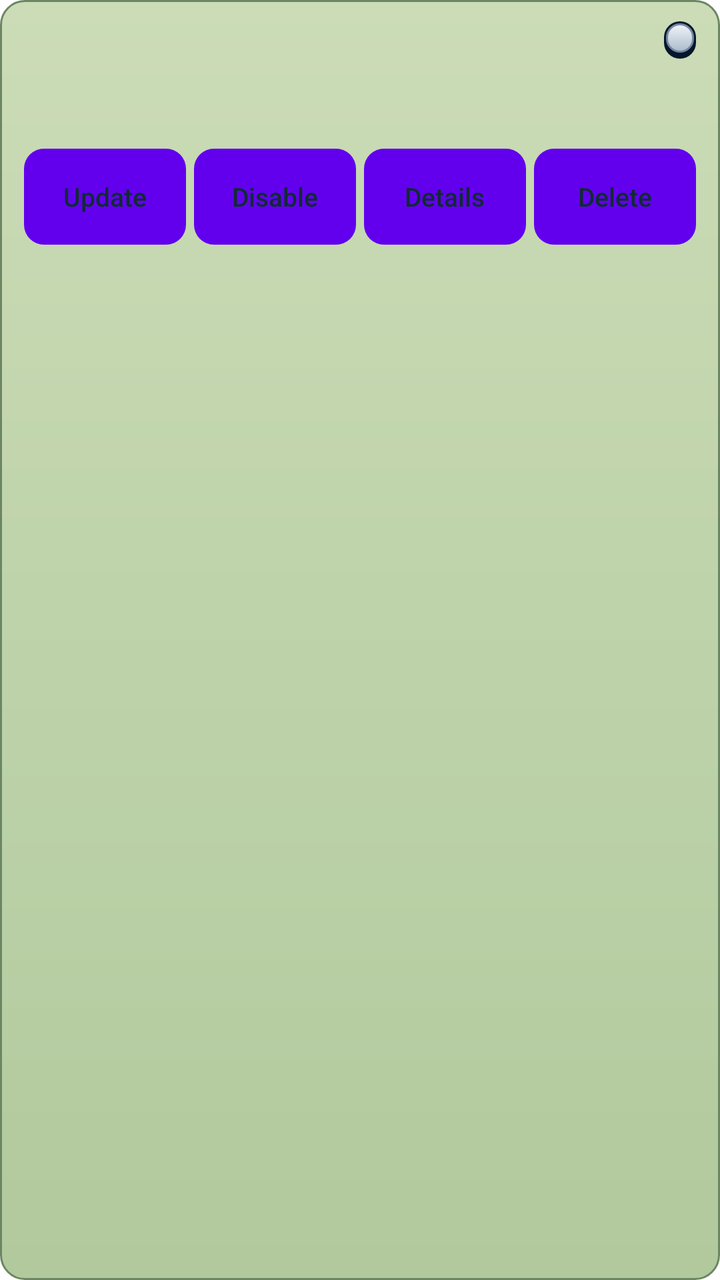
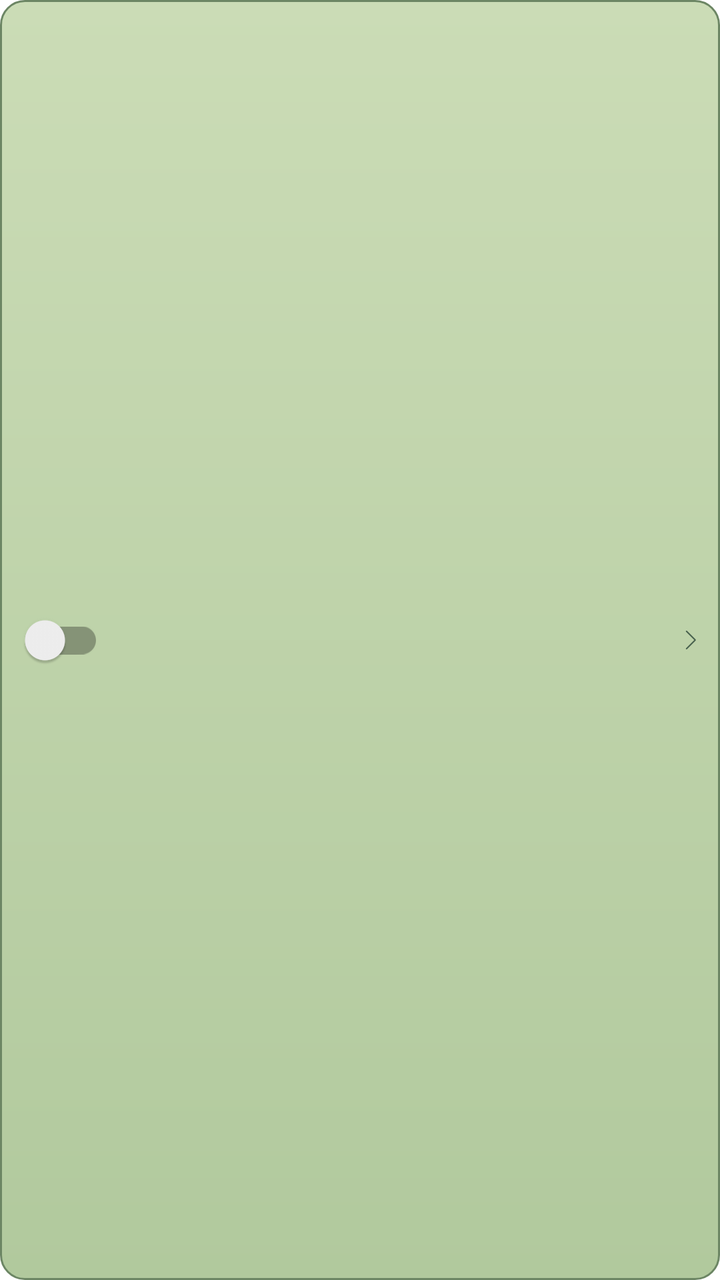

Before-and-after screenshots of an Android layout around one commit, followed by the original layout XML and the change that was made.
<!-- AndroidManifest.xml: fallback theme Theme.MaterialComponents.DayNight.NoActionBar -->
<!-- res/layout/wehavephones_addon_row.xml -->
<?xml version="1.0" encoding="utf-8"?>
<LinearLayout
    xmlns:android="http://schemas.android.com/apk/res/android"
    android:layout_width="match_parent"
    android:layout_height="wrap_content"
    android:layout_marginTop="6dp"
    android:background="@drawable/wehavephones_card_background"
    android:orientation="vertical"
    android:paddingLeft="12dp"
    android:paddingRight="12dp"
    android:paddingTop="10dp"
    android:paddingBottom="8dp">
    <LinearLayout
        android:layout_width="match_parent"
        android:layout_height="wrap_content"
        android:gravity="center_vertical"
        android:orientation="horizontal">
        <TextView
            android:id="@+id/TVAddonName"
            android:layout_width="0dp"
            android:layout_height="wrap_content"
            android:layout_weight="1"
            android:textColor="@color/wehavephones_text"
            android:textSize="15sp"
            android:textStyle="bold" />
        <TextView
            android:id="@+id/TVAddonStatus"
            android:layout_width="wrap_content"
            android:layout_height="wrap_content"
            android:background="@drawable/wehavephones_button_outline"
            android:paddingLeft="8dp"
            android:paddingRight="8dp"
            android:paddingTop="2dp"
            android:paddingBottom="2dp"
            android:textColor="@color/wehavephones_accent"
            android:textSize="11sp" />
    </LinearLayout>
    <TextView
        android:id="@+id/TVAddonMeta"
        android:layout_width="match_parent"
        android:layout_height="wrap_content"
        android:layout_marginTop="3dp"
        android:textColor="@color/wehavephones_text_dim"
        android:textSize="12sp" />
    <TextView
        android:id="@+id/TVAddonFolders"
        android:layout_width="match_parent"
        android:layout_height="wrap_content"
        android:layout_marginTop="2dp"
        android:textColor="@color/wehavephones_text_dim"
        android:textSize="11sp" />
    <TextView
        android:id="@+id/TVAddonAuto"
        android:layout_width="match_parent"
        android:layout_height="wrap_content"
        android:layout_marginTop="2dp"
        android:textColor="@color/wehavephones_accent"
        android:textSize="11sp"
        android:visibility="gone" />
    <LinearLayout
        android:layout_width="match_parent"
        android:layout_height="wrap_content"
        android:layout_marginTop="4dp"
        android:orientation="horizontal">
        <Button
            android:id="@+id/BTAddonUpdate"
            style="@style/WeHavePhonesButtonSmall"
            android:layout_width="0dp"
            android:layout_weight="1"
            android:text="@string/wehavephones_addons_update" />
        <Button
            android:id="@+id/BTAddonToggle"
            style="@style/WeHavePhonesButtonSmall"
            android:layout_width="0dp"
            android:layout_weight="1"
            android:layout_marginStart="4dp"
            android:text="@string/wehavephones_addons_disable" />
        <Button
            android:id="@+id/BTAddonDetails"
            style="@style/WeHavePhonesButtonSmall"
            android:layout_width="0dp"
            android:layout_weight="1"
            android:layout_marginStart="4dp"
            android:text="@string/wehavephones_addons_details" />
        <Button
            android:id="@+id/BTAddonDelete"
            style="@style/WeHavePhonesButtonSmall"
            android:layout_width="0dp"
            android:layout_weight="1"
            android:layout_marginStart="4dp"
            android:text="@string/wehavephones_addons_delete" />
    </LinearLayout>
</LinearLayout>
<!-- resources referenced by this layout -->
<resources>
  <color name="wehavephones_accent">#164C87</color>
  <string name="wehavephones_addons_delete">Delete</string>
  <string name="wehavephones_addons_details">Details</string>
  <string name="wehavephones_addons_disable">Disable</string>
  <!-- unchanged entries left out for length: 9 -->
</resources>

<!-- the commit's change to res/layout/wehavephones_addon_row.xml (unified diff, before → after) -->
@@ -3,91 +3,68 @@
     xmlns:android="http://schemas.android.com/apk/res/android"
     android:layout_width="match_parent"
     android:layout_height="wrap_content"
-    android:layout_marginTop="6dp"
+    android:layout_marginTop="4dp"
     android:background="@drawable/wehavephones_card_background"
-    android:orientation="vertical"
-    android:paddingLeft="12dp"
-    android:paddingRight="12dp"
-    android:paddingTop="10dp"
-    android:paddingBottom="8dp">
+    android:clickable="true"
+    android:focusable="true"
+    android:foreground="?android:attr/selectableItemBackground"
+    android:gravity="center_vertical"
+    android:minHeight="50dp"
+    android:orientation="horizontal"
+    android:paddingLeft="4dp"
+    android:paddingRight="8dp">
+    <androidx.appcompat.widget.SwitchCompat
+        android:id="@+id/SWAddonEnabled"
+        android:layout_width="wrap_content"
+        android:layout_height="wrap_content"
+        android:contentDescription="@string/wehavephones_addons_enabled_label"
+        android:minHeight="48dp" />
     <LinearLayout
-        android:layout_width="match_parent"
+        android:layout_width="0dp"
         android:layout_height="wrap_content"
-        android:gravity="center_vertical"
-        android:orientation="horizontal">
+        android:layout_marginStart="4dp"
+        android:layout_weight="1"
+        android:orientation="vertical"
+        android:paddingTop="4dp"
+        android:paddingBottom="4dp">
         <TextView
             android:id="@+id/TVAddonName"
-            android:layout_width="0dp"
+            android:layout_width="match_parent"
             android:layout_height="wrap_content"
-            android:layout_weight="1"
+            android:ellipsize="end"
+            android:maxLines="1"
             android:textColor="@color/wehavephones_text"
-            android:textSize="15sp"
+            android:textSize="14sp"
             android:textStyle="bold" />
         <TextView
-            android:id="@+id/TVAddonStatus"
-            android:layout_width="wrap_content"
+            android:id="@+id/TVAddonMeta"
+            android:layout_width="match_parent"
             android:layout_height="wrap_content"
-            android:background="@drawable/wehavephones_button_outline"
-            android:paddingLeft="8dp"
-            android:paddingRight="8dp"
-            android:paddingTop="2dp"
-            android:paddingBottom="2dp"
-            android:textColor="@color/wehavephones_accent"
-            android:textSize="11sp" />
+            android:ellipsize="end"
+            android:maxLines="1"
+            android:textColor="@color/wehavephones_text_dim"
+            android:textSize="12sp" />
     </LinearLayout>
+    <Button
+        android:id="@+id/BTAddonUpdate"
+        style="@style/WeHavePhonesButtonCompactPrimary"
+        android:layout_height="34dp"
+        android:layout_marginStart="8dp"
+        android:text="@string/wehavephones_addons_update"
+        android:visibility="gone" />
     <TextView
-        android:id="@+id/TVAddonMeta"
-        android:layout_width="match_parent"
+        android:id="@+id/TVAddonStatus"
+        android:layout_width="wrap_content"
         android:layout_height="wrap_content"
-        android:layout_marginTop="3dp"
-        android:textColor="@color/wehavephones_text_dim"
+        android:layout_marginStart="8dp"
+        android:drawablePadding="4dp"
+        android:maxLines="1"
         android:textSize="12sp" />
-    <TextView
-        android:id="@+id/TVAddonFolders"
-        android:layout_width="match_parent"
-        android:layout_height="wrap_content"
-        android:layout_marginTop="2dp"
-        android:textColor="@color/wehavephones_text_dim"
-        android:textSize="11sp" />
-    <TextView
-        android:id="@+id/TVAddonAuto"
-        android:layout_width="match_parent"
-        android:layout_height="wrap_content"
-        android:layout_marginTop="2dp"
-        android:textColor="@color/wehavephones_accent"
-        android:textSize="11sp"
-        android:visibility="gone" />
-    <LinearLayout
-        android:layout_width="match_parent"
-        android:layout_height="wrap_content"
-        android:layout_marginTop="4dp"
-        android:orientation="horizontal">
-        <Button
-            android:id="@+id/BTAddonUpdate"
-            style="@style/WeHavePhonesButtonSmall"
-            android:layout_width="0dp"
-            android:layout_weight="1"
-            android:text="@string/wehavephones_addons_update" />
-        <Button
-            android:id="@+id/BTAddonToggle"
-            style="@style/WeHavePhonesButtonSmall"
-            android:layout_width="0dp"
-            android:layout_weight="1"
-            android:layout_marginStart="4dp"
-            android:text="@string/wehavephones_addons_disable" />
-        <Button
-            android:id="@+id/BTAddonDetails"
-            style="@style/WeHavePhonesButtonSmall"
-            android:layout_width="0dp"
-            android:layout_weight="1"
-            android:layout_marginStart="4dp"
-            android:text="@string/wehavephones_addons_details" />
-        <Button
-            android:id="@+id/BTAddonDelete"
-            style="@style/WeHavePhonesButtonSmall"
-            android:layout_width="0dp"
-            android:layout_weight="1"
-            android:layout_marginStart="4dp"
-            android:text="@string/wehavephones_addons_delete" />
-    </LinearLayout>
+    <ImageView
+        android:layout_width="14dp"
+        android:layout_height="14dp"
+        android:layout_marginStart="8dp"
+        android:importantForAccessibility="no"
+        android:src="@drawable/wehavephones_ic_caret_right"
+        android:tint="@color/wehavephones_text_faint" />
 </LinearLayout>
<!-- resource entries referenced after the edit -->
@@ -1,9 +1,140 @@
 <!-- resources referenced by this layout -->
 <resources>
-  <color name="wehavephones_accent">#164C87</color>
-  <string name="wehavephones_addons_delete">Delete</string>
-  <string name="wehavephones_addons_details">Details</string>
-  <string name="wehavephones_addons_disable">Disable</string>
+  <color name="wehavephones_text_faint">#49624E</color>
+  <!-- drawable wehavephones_ic_caret_right (drawable) -->
+  <?xml version="1.0" encoding="utf-8"?>
+  <vector xmlns:android="http://schemas.android.com/apk/res/android"
+      android:width="14dp"
+      android:height="14dp"
+      android:viewportWidth="256"
+      android:viewportHeight="256">
+      <path android:fillColor="#FFFFFFFF" android:pathData="M180.24,132.24l-80,80a6,6,0,0,1-8.48-8.48L167.51,128,91.76,52.24a6,6,0,0,1,8.48-8.48l80,80A6,6,0,0,1,180.24,132.24Z" />
+  </vector>
+  <string name="wehavephones_addons_enabled_label">Enabled</string>
+  <style name="WeHavePhonesButtonCompactPrimary" parent="WeHavePhonesButtonCompact">
+          <item name="android:background">@drawable/wehavephones_button_primary</item>
+          <item name="android:textColor">@color/wehavephones_key_text</item>
+          <item name="android:drawableTint">@color/wehavephones_key_text</item>
+      </style>
+  <style name="WeHavePhonesButtonCompact" parent="WeHavePhonesButtonSmall">
+          <item name="android:layout_height">38dp</item>
+          <item name="android:layout_marginTop">0dp</item>
+          <item name="android:paddingLeft">12dp</item>
+          <item name="android:paddingRight">12dp</item>
+          <item name="android:drawablePadding">6dp</item>
+          <item name="android:drawableTint">@color/wehavephones_text</item>
+          <item name="android:maxLines">1</item>
+      </style>
+  <!-- drawable wehavephones_button_primary (drawable) -->
+  <?xml version="1.0" encoding="utf-8"?>
+  <selector
+      xmlns:android="http://schemas.android.com/apk/res/android">
+      <item
+          android:state_enabled="false"
+          android:drawable="@drawable/wehavephones_button_primary_disabled" />
+      <item
+          android:state_pressed="true"
+          android:drawable="@drawable/wehavephones_button_primary_pressed" />
+      <item
+          android:drawable="@drawable/wehavephones_button_primary_normal" />
+  </selector>
+  <color name="wehavephones_key_text">#FFFFFF</color>
+  <!-- drawable wehavephones_button_primary_disabled (drawable) -->
+  <?xml version="1.0" encoding="utf-8"?>
+  <layer-list
+      xmlns:android="http://schemas.android.com/apk/res/android">
+      <item>
+          <shape
+              android:shape="rectangle">
+              <corners
+                  android:radius="10dp" />
+              <solid
+                  android:color="#06162D" />
+          </shape>
+      </item>
+      <item
+          android:left="1dp"
+          android:top="1dp"
+          android:right="1dp"
+          android:bottom="3dp">
+          <shape
+              android:shape="rectangle">
+              <corners
+                  android:radius="9dp" />
+              <gradient
+                  android:angle="270"
+                  android:startColor="#5B7384"
+                  android:endColor="#3F556B" />
+              <stroke
+                  android:width="1dp"
+                  android:color="#61777C" />
+          </shape>
+      </item>
+  </layer-list>
+  <!-- drawable wehavephones_button_primary_pressed (drawable) -->
+  <?xml version="1.0" encoding="utf-8"?>
+  <layer-list
+      xmlns:android="http://schemas.android.com/apk/res/android">
+      <item>
+          <shape
+              android:shape="rectangle">
+              <corners
+                  android:radius="10dp" />
+              <solid
+                  android:color="#06162D" />
+          </shape>
+      </item>
+      <item
+          android:left="1dp"
+          android:top="1dp"
+          android:right="1dp"
+          android:bottom="3dp">
+          <shape
+              android:shape="rectangle">
+              <corners
+                  android:radius="9dp" />
+              <gradient
+                  android:angle="270"
+                  android:startColor="#105294"
+                  android:endColor="#0A3971" />
+              <stroke
+                  android:width="1dp"
+                  android:color="#86C9F4" />
+          </shape>
+      </item>
+  </layer-list>
+  <!-- drawable wehavephones_button_primary_normal (drawable) -->
+  <?xml version="1.0" encoding="utf-8"?>
+  <layer-list
+      xmlns:android="http://schemas.android.com/apk/res/android">
+      <item>
+          <shape
+              android:shape="rectangle">
+              <corners
+                  android:radius="10dp" />
+              <solid
+                  android:color="#06162D" />
+          </shape>
+      </item>
+      <item
+          android:left="1dp"
+          android:top="1dp"
+          android:right="1dp"
+          android:bottom="3dp">
+          <shape
+              android:shape="rectangle">
+              <corners
+                  android:radius="9dp" />
+              <gradient
+                  android:angle="270"
+                  android:startColor="#2272BA"
+                  android:endColor="#1059AF" />
+              <stroke
+                  android:width="1dp"
+                  android:color="#75BDF4" />
+          </shape>
+      </item>
+  </layer-list>
   <!-- unchanged entries left out for length: 9 -->
 </resources>
 
